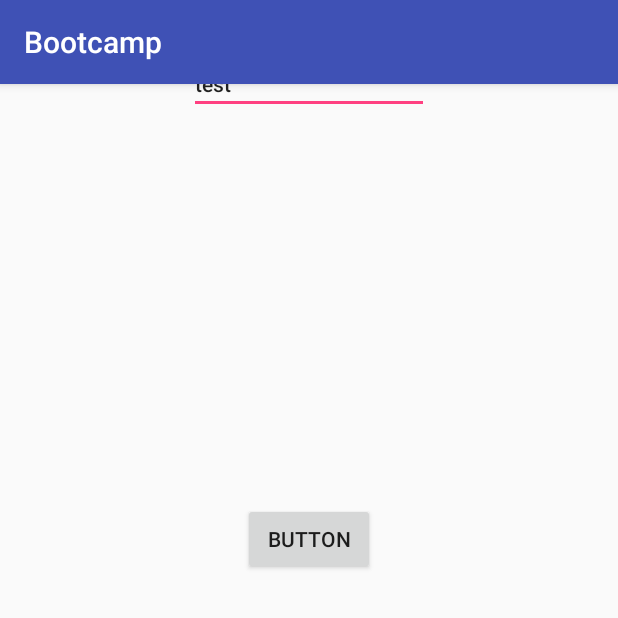
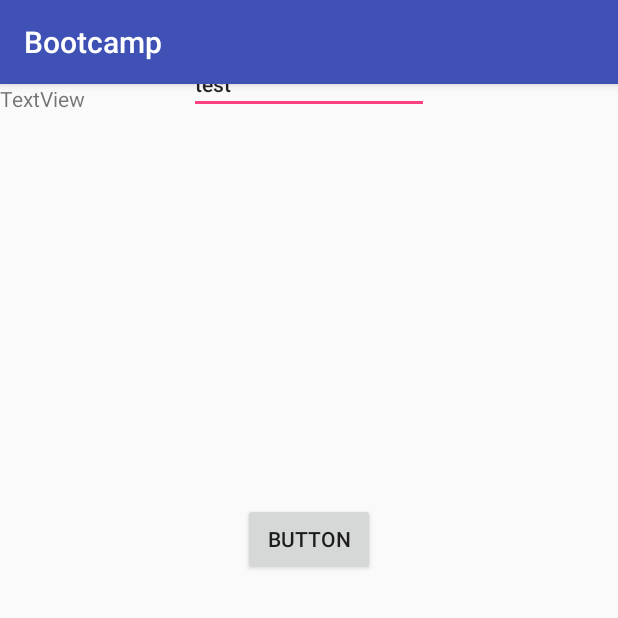
Before and after one commit to floepfl/Bootcamp, an Android app: the screen it shows after launch (MainActivity), on a phone screen of 412 x 824 dp, the top half of it. Run offline under Robolectric (Android 15) with nearby library versions, the phone set to English and light mode, and no system bars.

```diff
--- a/app/src/main/res/layout/activity_main.xml
+++ b/app/src/main/res/layout/activity_main.xml
@@ -44,4 +44,12 @@
         app:layout_constraintTop_toTopOf="parent"
         app:layout_constraintVertical_bias="0.388" />
 
+    <TextView
+        android:id="@+id/greetingMessage"
+        android:layout_width="wrap_content"
+        android:layout_height="wrap_content"
+        android:text="TextView"
+        tools:layout_editor_absoluteX="162dp"
+        tools:layout_editor_absoluteY="119dp" />
+
 </android.support.constraint.ConstraintLayout>
```
Also changed, not shown: 2 other files.
